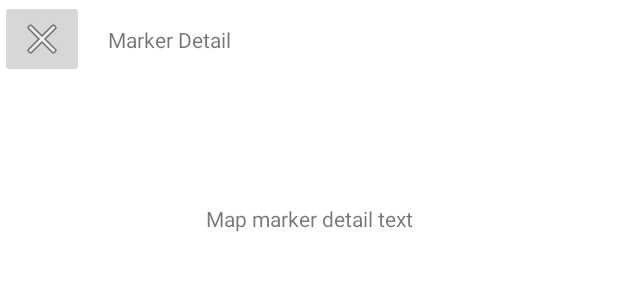
After one commit to plusmobileapps/espresso-kotlin-playground, an Android app built with Jetpack Compose: the layout map_detail_bottom_sheet.xml on its own in the app's theme, with its tools: preview values and no code run, on a phone screen of 412 x 824 dp. The commit adds this screen. Shown: the top 300 px of the screen. Run offline under Robolectric (Android 15) with nearby library versions, the phone set to English and light mode, and no system bars.

Commit message:
show persistent bottom sheet and hide in test assertion

```diff
--- a/app/src/main/AndroidManifest.xml
+++ b/app/src/main/AndroidManifest.xml
@@ -28,7 +28,7 @@
             android:exported="true"
             android:label="@string/settings"/>
 
-        <activity android:name=".ui.MapActivity"
+        <activity android:name=".ui.map.MapActivity"
             android:exported="true"
             android:label="@string/map"/>
 
--- a/app/src/main/java/com/plusmobileapps/kotlinopenespresso/ui/login/LoginActivity.kt
+++ b/app/src/main/java/com/plusmobileapps/kotlinopenespresso/ui/login/LoginActivity.kt
@@ -17,7 +17,7 @@ import androidx.core.view.isVisible
 import androidx.lifecycle.Observer
 import com.plusmobileapps.kotlinopenespresso.R
 import com.plusmobileapps.kotlinopenespresso.databinding.ActivityLoginBinding
-import com.plusmobileapps.kotlinopenespresso.ui.MapActivity
+import com.plusmobileapps.kotlinopenespresso.ui.map.MapActivity
 import com.plusmobileapps.kotlinopenespresso.ui.settings.SettingsActivity
 import dagger.hilt.android.AndroidEntryPoint
 
--- /dev/null
+++ b/app/src/main/res/layout/map_detail_bottom_sheet.xml
@@ -0,0 +1,42 @@
+<?xml version="1.0" encoding="utf-8"?>
+<androidx.constraintlayout.widget.ConstraintLayout xmlns:android="http://schemas.android.com/apk/res/android"
+    xmlns:app="http://schemas.android.com/apk/res-auto"
+    xmlns:tools="http://schemas.android.com/tools"
+    android:layout_height="wrap_content"
+    android:layout_width="match_parent"
+    android:background="@android:color/white">
+
+    <TextView
+        android:id="@+id/map_marker_detail_textview"
+        android:layout_width="wrap_content"
+        android:layout_height="wrap_content"
+        android:layout_marginStart="16dp"
+        android:layout_marginEnd="16dp"
+        android:layout_marginTop="100dp"
+        android:layout_marginBottom="100dp"
+        app:layout_constraintBottom_toBottomOf="parent"
+        app:layout_constraintEnd_toEndOf="parent"
+        app:layout_constraintStart_toStartOf="parent"
+        app:layout_constraintTop_toBottomOf="@+id/textView2"
+        tools:text="Map marker detail text" />
+
+    <TextView
+        android:id="@+id/textView2"
+        android:layout_width="0dp"
+        android:layout_height="wrap_content"
+        android:layout_marginStart="16dp"
+        android:layout_marginEnd="16dp"
+        android:text="Marker Detail"
+        app:layout_constraintBottom_toBottomOf="@+id/imageButton"
+        app:layout_constraintEnd_toEndOf="parent"
+        app:layout_constraintStart_toEndOf="@+id/imageButton"
+        app:layout_constraintTop_toTopOf="parent" />
+
+    <ImageButton
+        android:id="@+id/imageButton"
+        android:layout_width="wrap_content"
+        android:layout_height="wrap_content"
+        app:layout_constraintStart_toStartOf="parent"
+        app:layout_constraintTop_toTopOf="parent"
+        app:srcCompat="@android:drawable/ic_menu_close_clear_cancel" />
+</androidx.constraintlayout.widget.ConstraintLayout>
```
Also changed, not shown: app/src/main/java/com/plusmobileapps/kotlinopenespresso/ui/map/MapActivity.kt (renamed from app/src/main/java/com/plusmobileapps/kotlinopenespresso/ui/MapActivity.kt, +19 -2 lines), app/src/main/res/layout/map_fragment.xml (+25 -4 lines), 4 other files.
